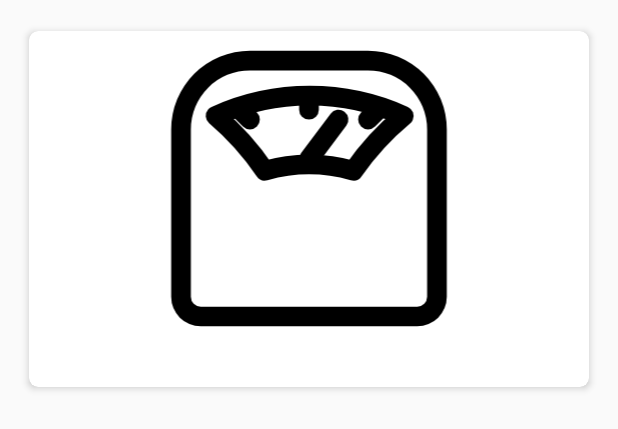
After one commit to robyhartonodev/HealthTrackerLitfit, an Android app: the layout main_list_item.xml on its own in the app's theme, with its tools: preview values and no code run, on a phone screen of 412 x 824 dp. The commit adds this screen. Shown: the top 429 px of the screen. Run offline under Robolectric (Android 15) with nearby library versions, the phone set to English and light mode, and no system bars.

Commit message:
Added MainActivity, Layout, updated color theme for the app, added main list item

```diff
--- a/app/build.gradle
+++ b/app/build.gradle
@@ -23,6 +23,11 @@ dependencies {
     implementation 'com.android.support:appcompat-v7:28.0.0'
     implementation 'com.android.support.constraint:constraint-layout:1.1.3'
     implementation 'com.android.support:design:28.0.0'
+    implementation 'com.android.support:animated-vector-drawable:28.0.0'
+    implementation 'com.android.support:preference-v7:28.0.0'
+    implementation 'com.android.support:cardview-v7:28.0.0'
+    implementation 'com.android.support:support-media-compat:28.0.0'
+    implementation 'com.android.support:support-v4:28.0.0'
 
     implementation 'com.stephentuso:welcome:1.4.1'
 
--- a/app/src/main/AndroidManifest.xml
+++ b/app/src/main/AndroidManifest.xml
@@ -10,7 +10,7 @@
         android:supportsRtl="true"
         android:theme="@style/AppTheme">
         <activity
-            android:name=".MainActivity"
+            android:name=".Activity.MainActivity"
             android:label="@string/app_name"
             android:theme="@style/AppTheme.NoActionBar">
             <intent-filter>
@@ -21,8 +21,8 @@
             </intent-filter>
         </activity>
         <activity
-            android:name=".OnBoardingActivity"
-            android:theme="@style/WelcomeScreenTheme"></activity>
+            android:name=".Activity.OnBoardingActivity"
+            android:theme="@style/WelcomeScreenTheme" />
     </application>
 
 </manifest>
--- a/app/src/main/java/com/example/android/healthtracker_litfit/MainActivity.java
+++ b/app/src/main/java/com/example/android/healthtracker_litfit/Activity/MainActivity.java
@@ -1,4 +1,4 @@
-package com.example.android.healthtracker_litfit;
+package com.example.android.healthtracker_litfit.Activity;
 
 import android.os.Bundle;
 import android.support.design.widget.FloatingActionButton;
@@ -9,6 +9,7 @@ import android.view.View;
 import android.view.Menu;
 import android.view.MenuItem;
 
+import com.example.android.healthtracker_litfit.R;
 import com.stephentuso.welcome.WelcomeHelper;
 
 public class MainActivity extends AppCompatActivity {
--- /dev/null
+++ b/app/src/main/java/com/example/android/healthtracker_litfit/Adapter/MainListAdapter.java
@@ -0,0 +1,4 @@
+package com.example.android.healthtracker_litfit.Adapter;
+
+public class MainListAdapter {
+}
--- /dev/null
+++ b/app/src/main/res/drawable/ic_weight.xml
@@ -0,0 +1,12 @@
+<vector android:height="256dp" android:viewportHeight="32"
+    android:viewportWidth="32" android:width="256dp" xmlns:android="http://schemas.android.com/apk/res/android">
+    <path android:fillColor="#00000000"
+        android:pathData="M20.51,14.2a16.27,16.27 0,0 0,-9 0,28.23 28.23,0 0,0 -5,-5.58 23.26,23.26 0,0 1,19.12 0A28.23,28.23 0,0 0,20.51 14.2Z"
+        android:strokeColor="#000" android:strokeLineCap="round"
+        android:strokeLineJoin="round" android:strokeWidth="2"/>
+    <path android:fillColor="#FF000000" android:pathData="M22,2L10,2a8,8 0,0 0,-8 8L2,27a3,3 0,0 0,3 3L27,30a3,3 0,0 0,3 -3L30,10A8,8 0,0 0,22 2ZM28,27a1,1 0,0 1,-1 1L5,28a1,1 0,0 1,-1 -1L4,10a6,6 0,0 1,6 -6L22,4a6,6 0,0 1,6 6Z"/>
+    <path android:fillColor="#FF000000" android:pathData="M9.71,7.29A1,1 0,1 0,8.29 8.71l1,1a1,1 0,0 0,1.42 0,1 1,0 0,0 0,-1.42Z"/>
+    <path android:fillColor="#FF000000" android:pathData="M16,9a1,1 0,0 0,1 -1V7a1,1 0,0 0,-2 0V8A1,1 0,0 0,16 9Z"/>
+    <path android:fillColor="#FF000000" android:pathData="M22.29,7.29l-1,1a1,1 0,0 0,0 1.42,1 1,0 0,0 1.42,0l1,-1a1,1 0,1 0,-1.42 -1.42Z"/>
+    <path android:fillColor="#FF000000" android:pathData="M18.2,8.4l-3,4a1,1 0,0 0,0.2 1.4,1 1,0 0,0 0.6,0.2 1,1 0,0 0,0.8 -0.4l3,-4a1,1 0,1 0,-1.6 -1.2Z"/>
+</vector>
--- a/app/src/main/res/layout/activity_main.xml
+++ b/app/src/main/res/layout/activity_main.xml
@@ -4,7 +4,7 @@
     xmlns:tools="http://schemas.android.com/tools"
     android:layout_width="match_parent"
     android:layout_height="match_parent"
-    tools:context=".MainActivity">
+    tools:context=".Activity.MainActivity">
 
     <android.support.design.widget.AppBarLayout
         android:layout_width="match_parent"
--- /dev/null
+++ b/app/src/main/res/layout/main_list_item.xml
@@ -0,0 +1,36 @@
+<?xml version="1.0" encoding="utf-8"?>
+<android.support.v7.widget.CardView xmlns:android="http://schemas.android.com/apk/res/android"
+    xmlns:app="http://schemas.android.com/tools"
+    xmlns:card_view="http://schemas.android.com/apk/res-auto"
+    android:layout_width="match_parent"
+    android:layout_height="wrap_content"
+    android:layout_margin="16dp"
+    android:paddingBottom="32dp"
+    app:ignore="NamespaceTypo"
+    card_view:cardCornerRadius="6dp"
+    card_view:cardElevation="3dp"
+    card_view:cardPreventCornerOverlap="false"
+    card_view:cardUseCompatPadding="true">
+
+    <LinearLayout xmlns:android="http://schemas.android.com/apk/res/android"
+        android:layout_width="match_parent"
+        android:layout_height="wrap_content"
+        android:orientation="vertical">
+
+        <ImageView
+            android:id="@+id/imageview_main"
+            android:layout_width="match_parent"
+            android:layout_height="210dp"
+            android:contentDescription="@string/main_image"
+            android:src="@drawable/ic_weight"/>
+
+        <TextView
+            android:layout_width="wrap_content"
+            android:layout_height="wrap_content"
+            android:layout_gravity="center"
+            android:textAlignment="center"
+            android:textSize="20sp" />
+
+    </LinearLayout>
+
+</android.support.v7.widget.CardView>
--- a/app/src/main/res/menu/menu_main.xml
+++ b/app/src/main/res/menu/menu_main.xml
@@ -1,7 +1,7 @@
 <menu xmlns:android="http://schemas.android.com/apk/res/android"
     xmlns:app="http://schemas.android.com/apk/res-auto"
     xmlns:tools="http://schemas.android.com/tools"
-    tools:context="com.example.android.healthtracker_litfit.MainActivity">
+    tools:context="com.example.android.healthtracker_litfit.Activity.MainActivity">
     <item
         android:id="@+id/action_settings"
         android:orderInCategory="100"
--- a/app/src/main/res/values/colors.xml
+++ b/app/src/main/res/values/colors.xml
@@ -10,5 +10,11 @@
     <color name="primaryDarkColor">#ba000d</color>
     <color name="primaryTextColor">#000000</color>
 
+    <color name="red50">#ffebee</color>
+    <color name="red100">#ffcdd2</color>
+    <color name="red200">#ef9a9a</color>
+    <color name="red300">#e57373</color>
+    <color name="red400">#ef5350</color>
+
 
 </resources>
--- a/app/src/main/res/values/strings.xml
+++ b/app/src/main/res/values/strings.xml
@@ -2,4 +2,5 @@
     <string name="app_name">Health Tracker - Litfit</string>
     <string name="action_settings">Settings</string>
     <string name="action_welcome">Welcome</string>
+    <string name="main_image">main_image</string>
 </resources>
```
Also changed, not shown: app/src/main/java/com/example/android/healthtracker_litfit/OnBoardingActivity.java (deleted, +0 -37 lines), app/src/main/res/layout/content_main.xml (+8 -10 lines).
